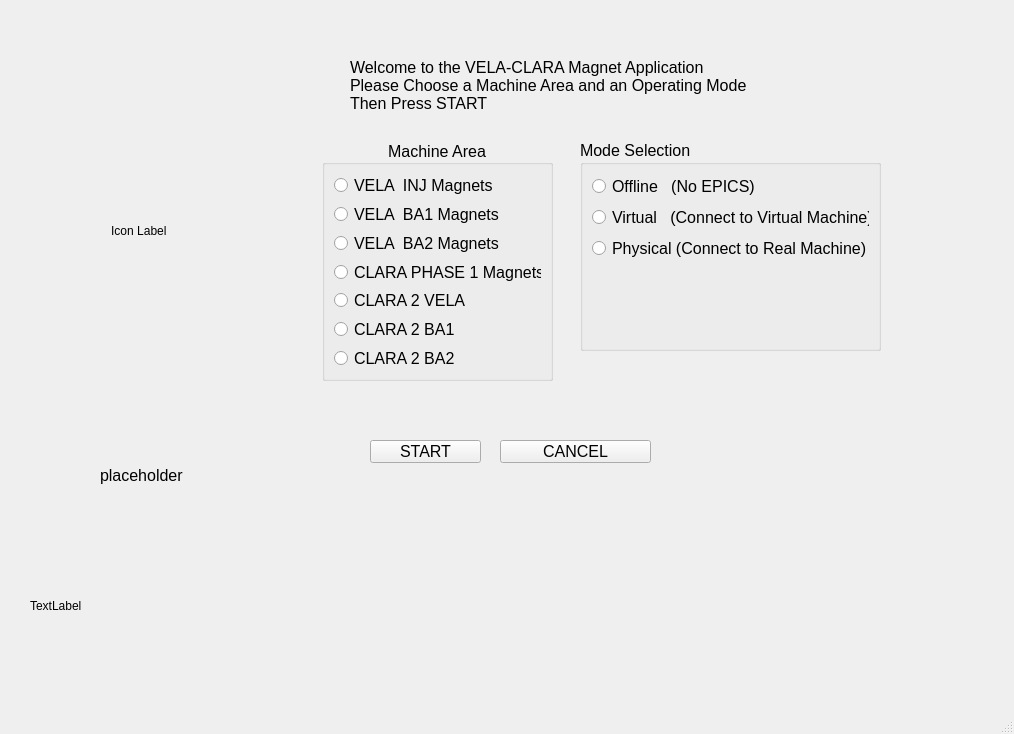
VELA-CLARA-software/Software, file Apps/MagnetApp/GUI/Ui_magnetAppStartup.ui: the form before one commit.
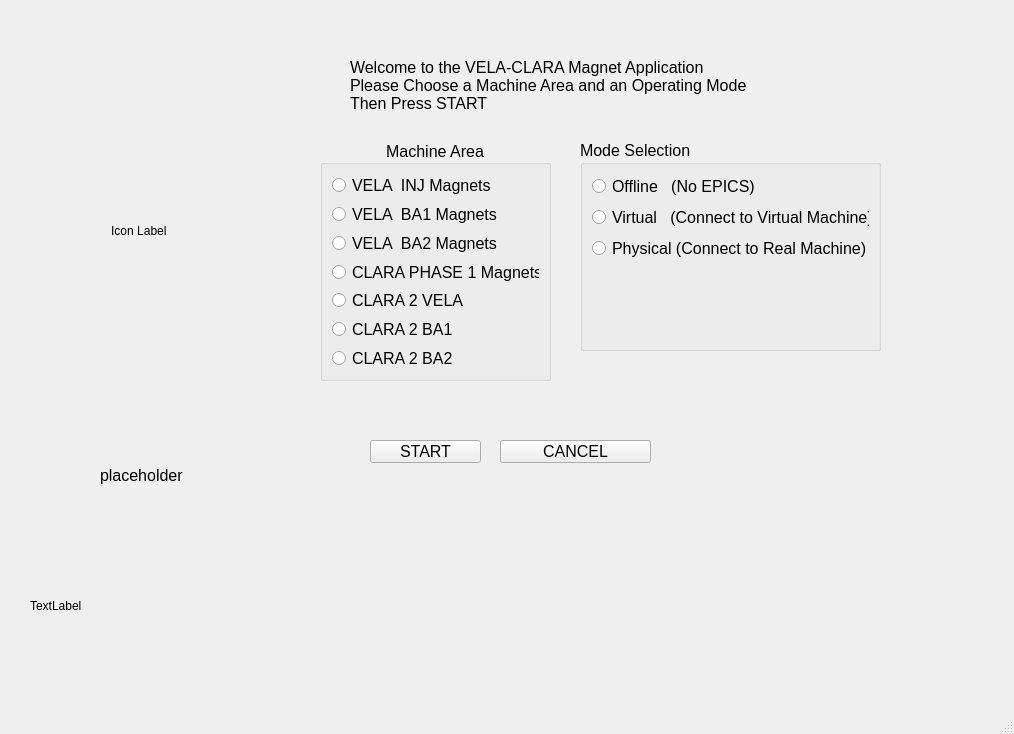
The form after the commit.

What changed in the file:
```diff
--- a/Apps/MagnetApp/GUI/Ui_magnetAppStartup.ui
+++ b/Apps/MagnetApp/GUI/Ui_magnetAppStartup.ui
@@ -53,7 +53,7 @@
    <widget class="QGroupBox" name="machineAreaSelection">
     <property name="geometry">
      <rect>
-      <x>322</x>
+      <x>320</x>
       <y>140</y>
       <width>231</width>
       <height>241</height>
```
